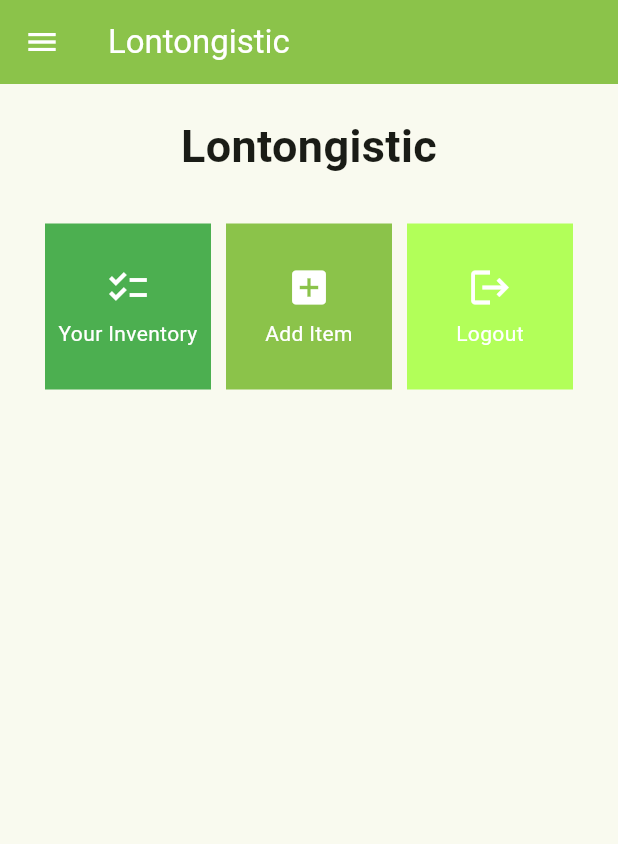
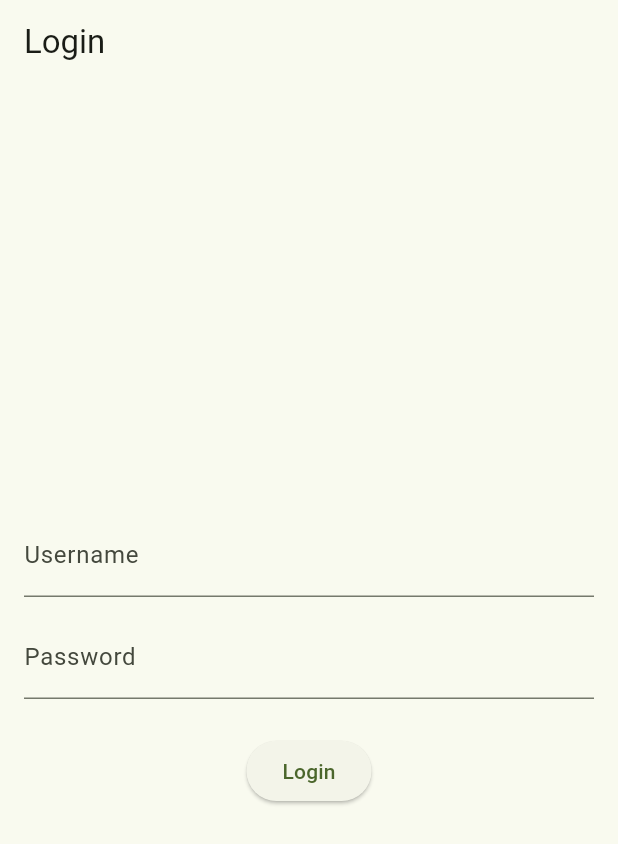
Before and after one commit to lontonggg/lontongistic-mobile, a Flutter app: the screen it shows after launch, on a phone screen of 412 x 824 dp. Shown: the top 844 px of the screen. Run offline on Flutter 3.47's test engine with Material 2 defaults, Android fonts, the phone set to English and light mode, and no system bars; missing offline and left inert: pbp_django_auth.

Commit message:
Menyelesaikan tugas week 9

```diff
--- a/lib/main.dart
+++ b/lib/main.dart
@@ -1,38 +1,32 @@
+// ignore_for_file: prefer_const_constructors
+
 import 'package:flutter/material.dart';
-import 'package:lontongistic/screens/menu.dart';
+import 'package:lontongistic/screens/login.dart';
+import 'package:pbp_django_auth/pbp_django_auth.dart';
+import 'package:provider/provider.dart';
 
 void main() {
   runApp(const MyApp());
 }
 
 class MyApp extends StatelessWidget {
-  const MyApp({super.key});
+    const MyApp({Key? key}) : super(key: key);
 
-  // This widget is the root of your application.
     @override
     Widget build(BuildContext context) {
-    return MaterialApp(
+        return Provider(
+            create: (_) {
+                CookieRequest request = CookieRequest();
+                return request;
+            },
+            child: MaterialApp(
                 title: 'Lontongistic',
                 theme: ThemeData(
-        // This is the theme of your application.
-        //
-        // TRY THIS: Try running your application with "flutter run". You'll see
-        // the application has a blue toolbar. Then, without quitting the app,
-        // try changing the seedColor in the colorScheme below to Colors.green
-        // and then invoke "hot reload" (save your changes or press the "hot
-        // reload" button in a Flutter-supported IDE, or press "r" if you used
-        // the command line to start the app).
-        //
-        // Notice that the counter didn't reset back to zero; the application
-        // state is not lost during the reload. To reset the state, use hot
-        // restart instead.
-        //
-        // This works for code too, not just values: Most code changes can be
-        // tested with just a hot reload.
                     colorScheme: ColorScheme.fromSeed(seedColor: Colors.lightGreen),
                     useMaterial3: true,
                 ),
-      home: MyHomePage(),
+                home: LoginPage(),
+            ),
         );
     }
 }
--- /dev/null
+++ b/lib/screens/login.dart
@@ -0,0 +1,115 @@
+// ignore_for_file: use_build_context_synchronously, library_private_types_in_public_api
+
+import 'package:lontongistic/screens/menu.dart';
+import 'package:flutter/material.dart';
+import 'package:pbp_django_auth/pbp_django_auth.dart';
+import 'package:provider/provider.dart';
+
+void main() {
+    runApp(const LoginApp());
+}
+
+class LoginApp extends StatelessWidget {
+const LoginApp({super.key});
+
+@override
+Widget build(BuildContext context) {
+    return MaterialApp(
+        title: 'Login',
+        theme: ThemeData(
+            primarySwatch: Colors.blue,
+    ),
+    home: const LoginPage(),
+    );
+    }
+}
+
+class LoginPage extends StatefulWidget {
+    const LoginPage({super.key});
+
+    @override
+    _LoginPageState createState() => _LoginPageState();
+}
+
+class _LoginPageState extends State<LoginPage> {
+    final TextEditingController _usernameController = TextEditingController();
+    final TextEditingController _passwordController = TextEditingController();
+
+    @override
+    Widget build(BuildContext context) {
+        final request = context.watch<CookieRequest>();
+        return Scaffold(
+            appBar: AppBar(
+                title: const Text('Login'),
+            ),
+            body: Container(
+                padding: const EdgeInsets.all(16.0),
+                child: Column(
+                    mainAxisAlignment: MainAxisAlignment.center,
+                    children: [
+                        TextField(
+                            controller: _usernameController,
+                            decoration: const InputDecoration(
+                                labelText: 'Username',
+                            ),
+                        ),
+                        const SizedBox(height: 12.0),
+                        TextField(
+                            controller: _passwordController,
+                            decoration: const InputDecoration(
+                                labelText: 'Password',
+                            ),
+                            obscureText: true,
+                        ),
+                        const SizedBox(height: 24.0),
+                        ElevatedButton(
+                            onPressed: () async {
+                                String username = _usernameController.text;
+                                String password = _passwordController.text;
+
+                                // Cek kredensial
+                                // Untuk menyambungkan Android emulator dengan Django pada localhost,
+                                // gunakan URL http://10.0.2.2/
+                                final response = await request.login("https://reyhan-zada-tugas.pbp.cs.ui.ac.id/auth/login/", {
+                                'username': username,
+                                'password': password,
+                                });
+
+                                if (request.loggedIn) {
+                                    String message = response['message'];
+                                    String uname = response['username'];
+                                    Navigator.pushReplacement(
+                                        context,
+                                        MaterialPageRoute(builder: (context) => MyHomePage()),
+                                    );
+                                    ScaffoldMessenger.of(context)
+                                        ..hideCurrentSnackBar()
+                                        ..showSnackBar(
+                                            SnackBar(content: Text("$message Selamat datang, $uname.")));
+                                    } else {
+                                    showDialog(
+                                        context: context,
+                                        builder: (context) => AlertDialog(
+                                            title: const Text('Login Gagal'),
+                                            content:
+                                                Text(response['message']),
+                                            actions: [
+                                                TextButton(
+                                                    child: const Text('OK'),
+                                                    onPressed: () {
+                                                        Navigator.pop(context);
+                                                    },
+                                                ),
+                                            ],
+                                        ),
+                                    );
+                                }
+                            },
+                            child: const Text('Login'),
+                        ),
+                    ],
+                ),
+            ),
+        );
+    }
+}
--- a/pubspec.yaml
+++ b/pubspec.yaml
@@ -35,6 +35,9 @@
   # The following adds the Cupertino Icons font to your application.
   # Use with the CupertinoIcons class for iOS style icons.
   cupertino_icons: ^1.0.2
+  provider: ^6.1.1
+  pbp_django_auth: ^0.4.0
+  http: ^1.1.0
 
 dev_dependencies:
   flutter_test:
```
Also changed, not shown: lib/models/product.dart (added, +65 -0 lines), lib/screens/add_item_form.dart (+37 -39 lines), lib/screens/list_product.dart (added, +92 -0 lines), lib/widgets/inventory_button.dart (+29 -5 lines), lib/widgets/left_drawer.dart (+12 -0 lines), pubspec.lock, 2 other files. Lines whose indentation alone changed are shown as unchanged.
